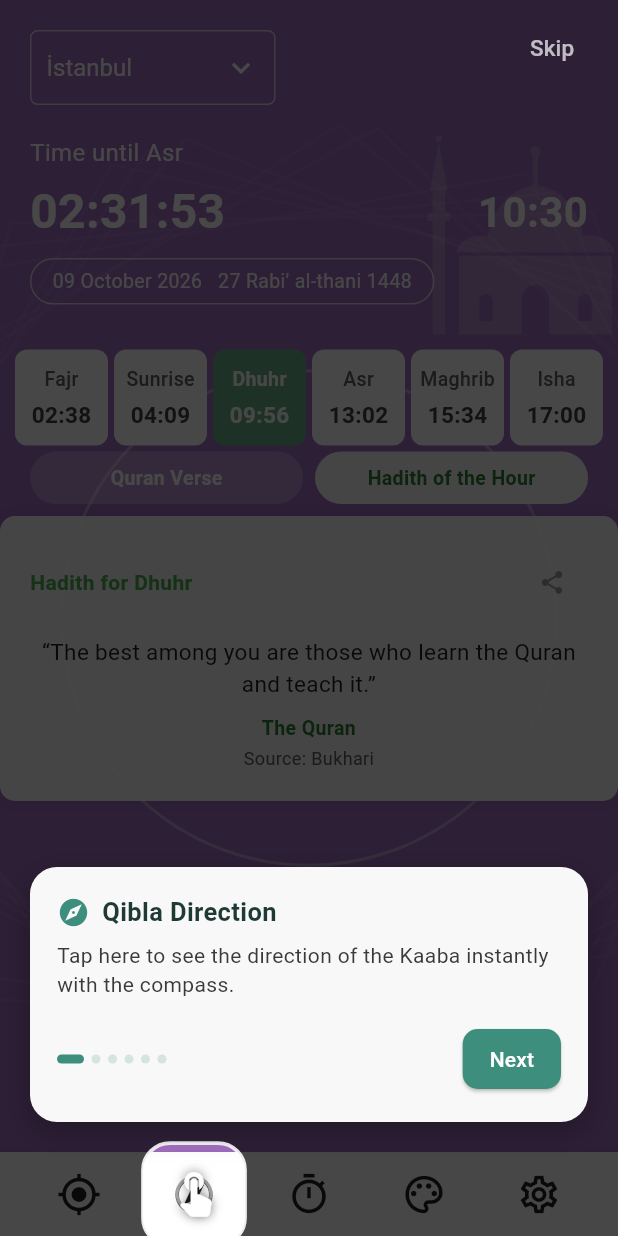
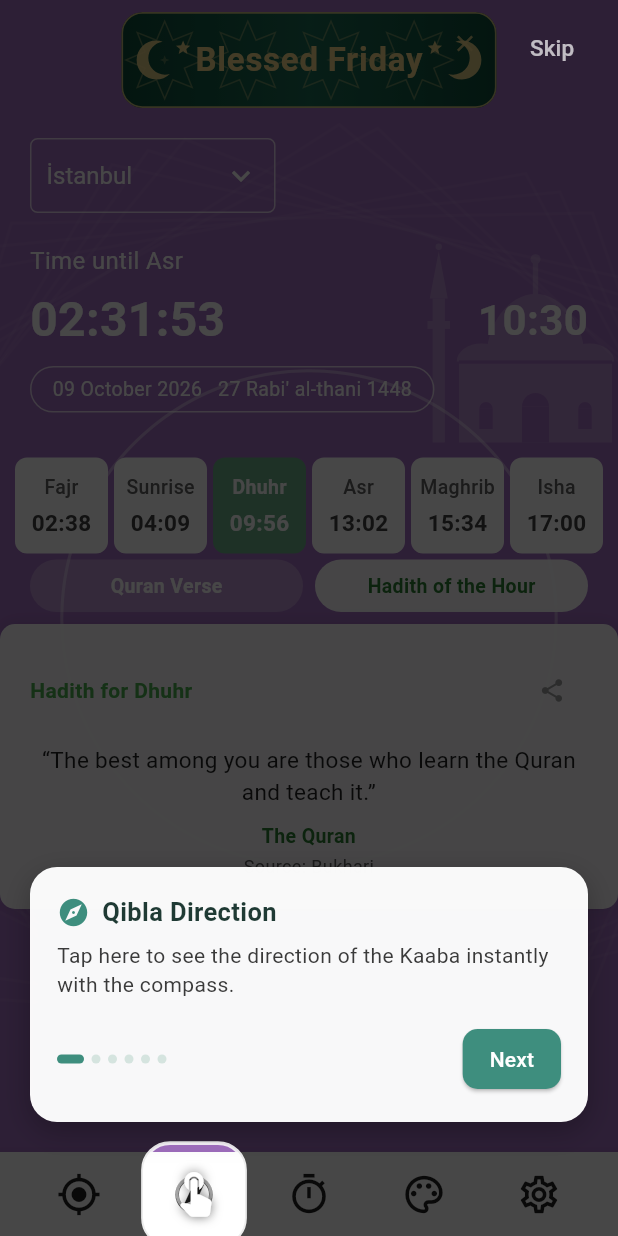
Before and after one commit to mtuzun/kiblem, a Flutter app: the screen it shows after launch, on a phone screen of 412 x 824 dp. Run offline on Flutter 3.47's test engine with Material 3 defaults, Android fonts, the phone set to English and light mode, and no system bars; our stand-ins replace adhan, audioplayers, connectivity_plus, flutter_local_notifications, flutter_map, flutter_tts and 8 more; missing offline and left inert: flutter_compass_v2, flutter_qiblah, home_widget, in_app_update; network calls fail; Roboto replaces fonts that are missing (Montserrat).

Commit message:
Show a Blessed Friday banner from Thursday maghrib until Friday asr
Co-Authored-By: Claude Sonnet 5.5 <noreply@anthropic.com>

```diff
--- /dev/null
+++ b/lib/friday_banner.dart
@@ -0,0 +1,147 @@
+import 'dart:math' as math;
+
+import 'package:flutter/material.dart';
+
+/// Perşembe akşamından (akşam vakti) cuma ikindisine kadar ana ekranın üstünde gösterilen
+/// "Hayırlı Cumalar" afişi. Oturum boyunca bir kez kapatılırsa uygulama yeniden açılana kadar çıkmaz.
+class FridayBanner extends StatefulWidget {
+  final String text;
+  const FridayBanner({super.key, required this.text});
+
+  static bool dismissedThisSession = false;
+
+  /// [maghrib] ve [asr] bugünün vakitleridir.
+  static bool isActive(DateTime now, DateTime maghrib, DateTime asr) {
+    if (now.weekday == DateTime.thursday) return !now.isBefore(maghrib);
+    if (now.weekday == DateTime.friday) return now.isBefore(asr);
+    return false;
+  }
+
+  @override
+  State<FridayBanner> createState() => _FridayBannerState();
+}
+
+class _FridayBannerState extends State<FridayBanner> {
+  @override
+  Widget build(BuildContext context) {
+    if (FridayBanner.dismissedThisSession) return const SizedBox.shrink();
+    const gold = Color(0xFFF1D58A);
+    return Padding(
+      padding: const EdgeInsets.fromLTRB(12, 8, 12, 0),
+      child: ClipRRect(
+        borderRadius: BorderRadius.circular(14),
+        child: Container(
+          height: 64,
+          decoration: BoxDecoration(
+            gradient: const LinearGradient(
+              colors: [Color(0xFF0F4D3A), Color(0xFF1B6B53), Color(0xFF0F4D3A)],
+            ),
+            border: Border.all(color: gold.withValues(alpha: 0.8), width: 1.2),
+            borderRadius: BorderRadius.circular(14),
+          ),
+          child: Stack(
+            alignment: Alignment.center,
+            children: [
+              Positioned.fill(child: CustomPaint(painter: _MotifPainter(gold))),
+              Padding(
+                padding: const EdgeInsets.symmetric(horizontal: 48),
+                child: FittedBox(
+                  fit: BoxFit.scaleDown,
+                  child: Text(
+                    widget.text,
+                    style: const TextStyle(
+                      color: gold,
+                      fontSize: 22,
+                      fontWeight: FontWeight.w700,
+                      letterSpacing: 0.5,
+                    ),
+                  ),
+                ),
+              ),
+              Positioned(
+                right: 0,
+                top: 0,
+                child: IconButton(
+                  visualDensity: VisualDensity.compact,
+                  iconSize: 18,
+                  icon: Icon(Icons.close, color: gold.withValues(alpha: 0.8)),
+                  onPressed: () =>
+                      setState(() => FridayBanner.dismissedThisSession = true),
+                ),
+              ),
+            ],
+          ),
+        ),
+      ),
+    );
+  }
+}
+
+class _MotifPainter extends CustomPainter {
+  final Color color;
+  _MotifPainter(this.color);
+
+  Path _star(Offset c, double r, {int points = 8, double inner = 0.55}) {
+    final path = Path();
+    for (var i = 0; i < points * 2; i++) {
+      final radius = i.isEven ? r : r * inner;
+      final a = -math.pi / 2 + i * math.pi / points;
+      final p = Offset(
+        c.dx + radius * math.cos(a),
+        c.dy + radius * math.sin(a),
+      );
+      i == 0 ? path.moveTo(p.dx, p.dy) : path.lineTo(p.dx, p.dy);
+    }
+    return path..close();
+  }
+
+  Path _crescent(Offset c, double r) {
+    final outer = Path()..addOval(Rect.fromCircle(center: c, radius: r));
+    final cut = Path()
+      ..addOval(
+        Rect.fromCircle(
+          center: c.translate(r * 0.45, -r * 0.1),
+          radius: r * 0.85,
+        ),
+      );
+    return Path.combine(PathOperation.difference, outer, cut);
+  }
+
+  @override
+  void paint(Canvas canvas, Size size) {
+    final fill = Paint()..color = color.withValues(alpha: 0.9);
+    final soft = Paint()..color = color.withValues(alpha: 0.28);
+    final line = Paint()
+      ..color = color.withValues(alpha: 0.35)
+      ..style = PaintingStyle.stroke
+      ..strokeWidth = 1;
+    final h = size.height;
+
+    // Köşelerde hilal ve yıldız.
+    canvas.drawPath(_crescent(Offset(22, h / 2), 13), fill);
+    canvas.drawPath(
+      _star(Offset(40, h / 2 - 8), 5, points: 5, inner: 0.45),
+      fill,
+    );
+    canvas.save();
+    canvas.translate(size.width, 0);
+    canvas.scale(-1, 1);
+    canvas.drawPath(_crescent(Offset(22, h / 2), 13), fill);
+    canvas.drawPath(
+      _star(Offset(40, h / 2 - 8), 5, points: 5, inner: 0.45),
+      fill,
+    );
+    canvas.restore();
+
+    // Arka planda yumuşak sekiz köşeli yıldız (selçuklu motifi) dizisi.
+    final step = h * 0.9;
+    for (var x = step / 2; x < size.width; x += step) {
+      final c = Offset(x, h / 2);
+      canvas.drawPath(_star(c, h * 0.42), line);
+      canvas.drawPath(_star(c, 3.2, points: 4, inner: 0.4), soft);
+    }
+  }
+
+  @override
+  bool shouldRepaint(covariant _MotifPainter old) => old.color != color;
+}
--- a/lib/main.dart
+++ b/lib/main.dart
@@ -12,6 +12,7 @@ import 'dart:convert';
 import 'package:http/http.dart' as http;
 import 'package:audioplayers/audioplayers.dart';
 import 'package:flutter_tts/flutter_tts.dart';
+import 'friday_banner.dart';
 import 'package:shared_preferences/shared_preferences.dart';
 import 'package:google_mobile_ads/google_mobile_ads.dart';
 import 'package:in_app_update/in_app_update.dart';
@@ -2068,6 +2069,13 @@ class _MainScreenState extends State<MainScreen> {
     }
   }
 
+  /// Perşembe akşamı (akşam vakti) ile cuma ikindisi arasında "Hayırlı Cumalar" afişi gösterilir.
+  bool get _showFridayBanner {
+    final pt = prayerTimes;
+    if (pt == null) return false;
+    return FridayBanner.isActive(DateTime.now(), pt.maghrib, pt.asr);
+  }
+
   @override
   Widget build(BuildContext context) {
     final theme = appThemeById(themeNotifier.value);
@@ -2079,6 +2087,8 @@ class _MainScreenState extends State<MainScreen> {
         child: SafeArea(
           child: Column(
             children: [
+              if (_showFridayBanner)
+                FridayBanner(text: t('Hayırlı Cumalar', 'Blessed Friday')),
               _buildHeader(),
               const SizedBox(height: 10),
               Expanded(
```
